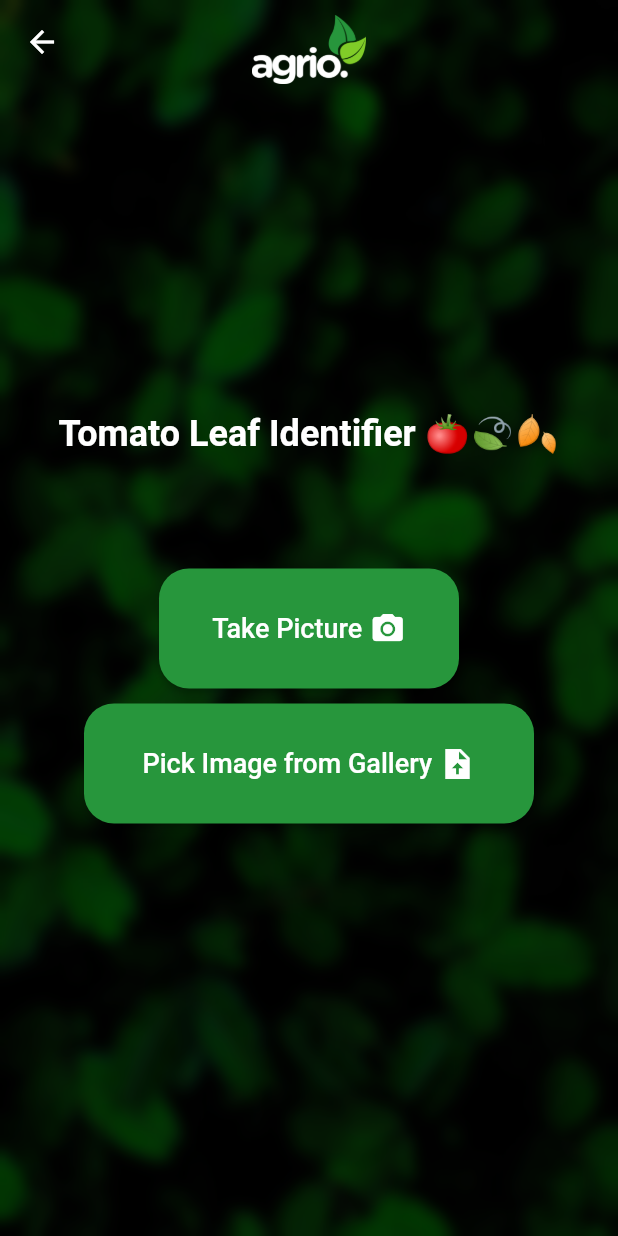
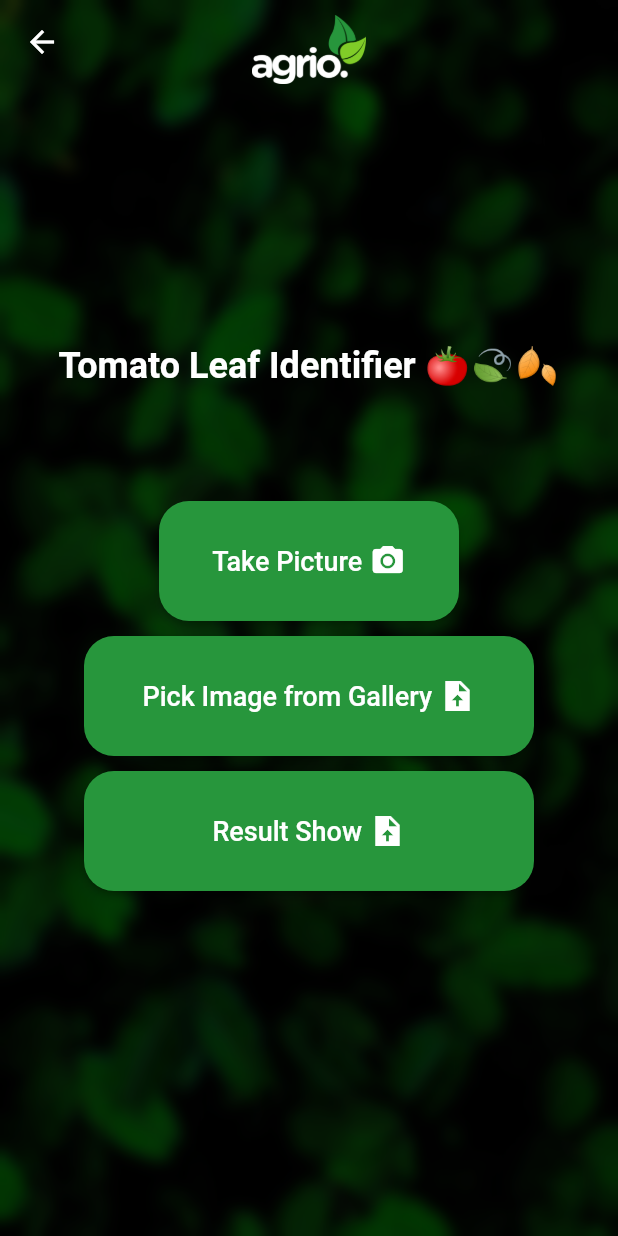
Before and after one commit to TiranChanuka/Leaf-Diseases-Detecting-app-Mobile-App-UI-, a Flutter app: the ImagePickerPageTomato screen opened directly, on a phone screen of 412 x 824 dp. Run offline on Flutter 3.47's test engine with Material 2 defaults, Android fonts, the phone set to English and light mode, and no system bars; our stand-ins replace device_preview, image_picker.

Commit message:
Update ScanPageTomato.dart

```diff
--- a/lib/ScanScreens/ScanPageTomato.dart
+++ b/lib/ScanScreens/ScanPageTomato.dart
@@ -3,6 +3,7 @@ import 'dart:ui';
 import 'package:flutter/material.dart';
 import 'package:image_picker/image_picker.dart';
 import 'package:plant_app/Colors.dart';
+import '../Screens/ResultShowingScreen.dart';
 
 class ImagePickerPageTomato extends StatefulWidget {
   @override
@@ -35,24 +36,23 @@ class _ImagePickerPageState extends State<ImagePickerPageTomato> {
     return Scaffold(
       extendBodyBehindAppBar: true,
       appBar: AppBar(
-        title: Text(''), // Empty title to remove the default app bar text
+        title: Text(''),
         backgroundColor: Colors.transparent, // Transparent app bar background
         elevation: 0, // No shadow
         centerTitle: true, // Center the logo
         leading: IconButton(
           icon: Icon(Icons.arrow_back),
           onPressed: () {
-            // Add your desired action here when the back button is pressed
             Navigator.pop(context); // This will navigate back to the previous screen
           },
         ),
         flexibleSpace: Container(
-          padding: EdgeInsets.only(top: 10), // Adjust the top padding to position your logo
+          padding: EdgeInsets.only(top: 10),
           child: Center(
             child: Image.asset(
               'Images/logoWhite.png',
-              height: 100, // Set the desired height for your logo
-              // You can also adjust the width by using the width property
+              height: 100,
+
               // width: 100,
             ),
           ),
@@ -80,6 +80,7 @@ class _ImagePickerPageState extends State<ImagePickerPageTomato> {
                   ),
 
                   SizedBox(height: 20),
+
                   ElevatedButton(
                     onPressed: _takePicture,
                     style: ElevatedButton.styleFrom(
@@ -87,7 +88,7 @@ class _ImagePickerPageState extends State<ImagePickerPageTomato> {
                       minimumSize: Size(200, 80),
                       padding: EdgeInsets.symmetric(vertical: 12),
                       shape: RoundedRectangleBorder(
-                        borderRadius: BorderRadius.circular(20), // Set the border radius here
+                        borderRadius: BorderRadius.circular(20),
                       ),
                     ),
                     child: Expanded(
@@ -115,7 +116,7 @@ class _ImagePickerPageState extends State<ImagePickerPageTomato> {
                       minimumSize: Size(240, 80),
                       padding: EdgeInsets.symmetric(vertical: 12),
                       shape: RoundedRectangleBorder(
-                        borderRadius: BorderRadius.circular(20), // Set the border radius here
+                        borderRadius: BorderRadius.circular(20),
                       ),
                     ),
                     child: Expanded(
@@ -126,6 +127,43 @@ class _ImagePickerPageState extends State<ImagePickerPageTomato> {
                           children: [
                             Text(
                               'Pick Image from Gallery',
+                              style: TextStyle(fontSize: 18),
+                            ),
+                            SizedBox(width: 5),
+                            Icon(Icons.upload_file_sharp),
+                          ],
+                        ),
+                      ),
+                    ),
+                  ),
+
+                  //**************************just for testing result page **************************
+                  SizedBox(height: 10),
+                  ElevatedButton(
+                    onPressed: () {
+                      Navigator.push(
+                        context,
+                        MaterialPageRoute(
+                          builder: (context) => ResultShowing(),
+                        ),
+                      );
+                    },
+                    style: ElevatedButton.styleFrom(
+                      primary: bgColor,
+                      minimumSize: Size(240, 80),
+                      padding: EdgeInsets.symmetric(vertical: 12),
+                      shape: RoundedRectangleBorder(
+                        borderRadius: BorderRadius.circular(20),
+                      ),
+                    ),
+                    child: Expanded(
+                      child: Container(
+                        width: 300,
+                        child: Row(
+                          mainAxisAlignment: MainAxisAlignment.center,
+                          children: [
+                            Text(
+                              'Result Show',
                               style: TextStyle(fontSize: 18),
                             ),
                             SizedBox(width: 5),
```
